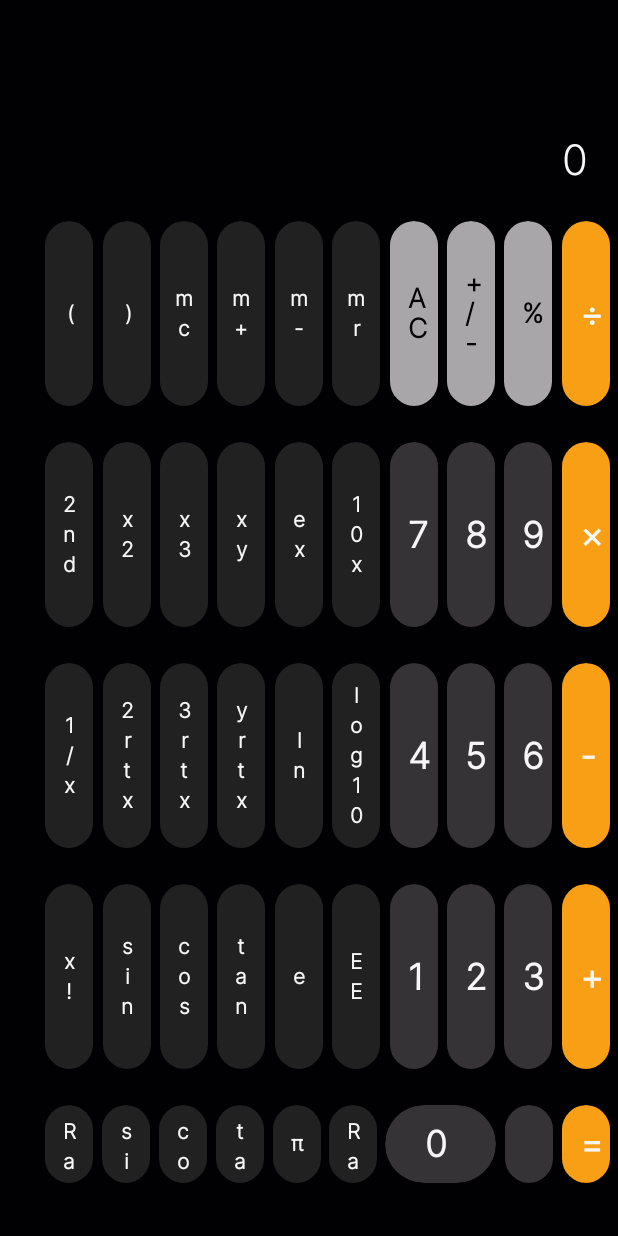
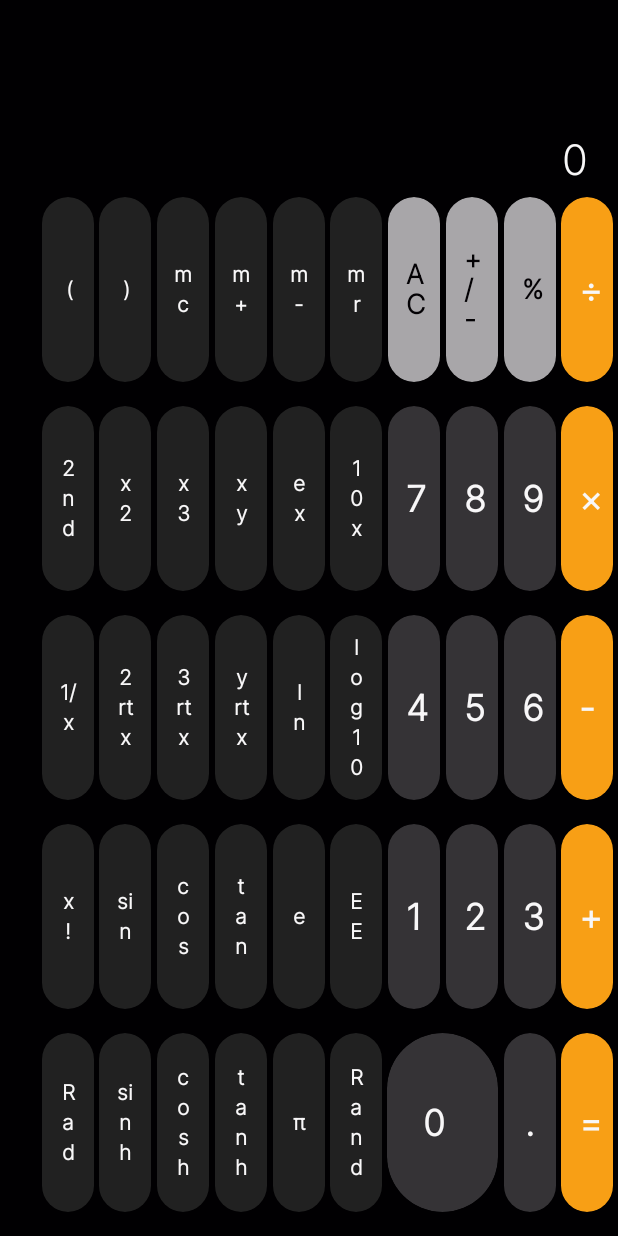
Before and after one commit to PiyushJT/ICalc, an Android app built with Jetpack Compose: the composable HorizontalScreen shown on its own in the app's theme, on a phone screen of 412 x 824 dp. Run offline under Robolectric (Android 15) with nearby library versions, the phone set to English and light mode, and no system bars; our stand-ins replace accompanist.

Commit message:
corrected some UI to make it responsive and readable

```diff
--- a/app/src/main/java/com/piyushjt/icalc/ButtonGroups.kt
+++ b/app/src/main/java/com/piyushjt/icalc/ButtonGroups.kt
@@ -16,120 +16,123 @@ import androidx.compose.ui.unit.dp
 @Composable
 fun HorizontalButtons(
     event: (Event) -> Unit,
-    state: State
+    state: State,
+    screenHeight: Int,
+    screenWidth: Int
 ) {
-    val height = (0.15 * (LocalConfiguration.current.screenHeightDp)).dp
-    val width = (0.08 * (LocalConfiguration.current.screenWidthDp)).dp
-    val widthForZero = (0.18 * (LocalConfiguration.current.screenWidthDp)).dp
+    val buttonHeight = (0.15 * screenHeight).dp
+    val buttonWidth = (0.086 * screenWidth).dp
+    val zeroButtonWidth = (0.18 * screenWidth).dp
+
     Column(
         modifier = Modifier
-            .padding(bottom = (0.0285 * (LocalConfiguration.current.screenHeightDp)).dp),
+            .padding(bottom = (0.01 * screenHeight).dp),
         verticalArrangement = Arrangement.SpaceEvenly,
         horizontalAlignment = Alignment.CenterHorizontally
     ) {
         Row (
             modifier = Modifier
                 .fillMaxWidth()
-                .padding(vertical = (0.0142 * (LocalConfiguration.current.screenHeightDp)).dp),
+                .padding(vertical = (0.01 * screenHeight).dp),
             verticalAlignment = Alignment.CenterVertically,
             horizontalArrangement = Arrangement.SpaceEvenly
         ){
             // Showing text in buttons as needed
-            ScientificButton(event = event, text = "(", height = height, width = width)
-            ScientificButton(event = event, text = ")", height = height, width = width)
-            ScientificButton(event = event, text = "mc", height = height, width = width)
-            ScientificButton(event = event, text = "m+", height = height, width = width)
-            ScientificButton(event = event, text = "m-", height = height, width = width)
-            ScientificButton(event = event, text = "mr", height = height, width = width)
+            ScientificButton(event = event, text = "(", height = buttonHeight, width = buttonWidth)
+            ScientificButton(event = event, text = ")", height = buttonHeight, width = buttonWidth)
+            ScientificButton(event = event, text = "mc", height = buttonHeight, width = buttonWidth)
+            ScientificButton(event = event, text = "m+", height = buttonHeight, width = buttonWidth)
+            ScientificButton(event = event, text = "m-", height = buttonHeight, width = buttonWidth)
+            ScientificButton(event = event, text = "mr", height = buttonHeight, width = buttonWidth)
 
-            OtherButton(event = event, text = if (state.value != "0") "C" else "AC", height = height, width = width, textSize = 18)
+            OtherButton(event = event, text = if (state.value != "0") "C" else "AC", height = buttonHeight, width = buttonWidth, textSize = 18)
 
-            OtherButton(event = event, text = "+/-", height = height, width = width, textSize = 18)
-            OtherButton(event = event, text = "%", height = height, width = width, textSize = 18)
-            OppButton(state = state, event = event, text = "÷", height = height, width = width, textSize = 24)
+            OtherButton(event = event, text = "+/-", height = buttonHeight, width = buttonWidth, textSize = 18)
+            OtherButton(event = event, text = "%", height = buttonHeight, width = buttonWidth, textSize = 18)
+            OppButton(state = state, event = event, text = "÷", height = buttonHeight, width = buttonWidth, textSize = 24)
         }
 
         Row (
             modifier = Modifier
                 .fillMaxWidth()
-                .padding(vertical = (0.0142 * (LocalConfiguration.current.screenHeightDp)).dp),
+                .padding(vertical = (0.01 * screenHeight).dp),
             verticalAlignment = Alignment.CenterVertically,
             horizontalArrangement = Arrangement.SpaceEvenly
         ){
             // Showing text in buttons as needed
-            ScientificButton(event = event, text = "2nd", height = height, width = width)
-            ScientificButton(event = event, text = "x2", height = height, width = width)
-            ScientificButton(event = event, text = "x3", height = height, width = width)
-            ScientificButton(event = event, text = "xy", height = height, width = width)
-            ScientificButton(event = event, text = "ex", height = height, width = width)
-            ScientificButton(event = event, text = "10x", height = height, width = width)
+            ScientificButton(event = event, text = "2nd", height = buttonHeight, width = buttonWidth)
+            ScientificButton(event = event, text = "x2", height = buttonHeight, width = buttonWidth)
+            ScientificButton(event = event, text = "x3", height = buttonHeight, width = buttonWidth)
+            ScientificButton(event = event, text = "xy", height = buttonHeight, width = buttonWidth)
+            ScientificButton(event = event, text = "ex", height = buttonHeight, width = buttonWidth)
+            ScientificButton(event = event, text = "10x", height = buttonHeight, width = buttonWidth)
 
-            NumButton(state = state, event = event, text = "7", height = height, width = width, textSize = 24)
-            NumButton(state = state, event = event, text = "8", height = height, width = width, textSize = 24)
-            NumButton(state = state, event = event, text = "9", height = height, width = width, textSize = 24)
-            OppButton(state = state, event = event, text = "×", height = height, width = width, textSize = 24)
+            NumButton(state = state, event = event, text = "7", height = buttonHeight, width = buttonWidth, textSize = 24)
+            NumButton(state = state, event = event, text = "8", height = buttonHeight, width = buttonWidth, textSize = 24)
+            NumButton(state = state, event = event, text = "9", height = buttonHeight, width = buttonWidth, textSize = 24)
+            OppButton(state = state, event = event, text = "×", height = buttonHeight, width = buttonWidth, textSize = 24)
         }
 
         Row (
             modifier = Modifier
                 .fillMaxWidth()
-                .padding(vertical = (0.0142 * (LocalConfiguration.current.screenHeightDp)).dp),
+                .padding(vertical = (0.01 * screenHeight).dp),
             verticalAlignment = Alignment.CenterVertically,
             horizontalArrangement = Arrangement.SpaceEvenly
         ){
             // Showing text in buttons as needed
-            ScientificButton(event = event, text = "1/x", height = height, width = width)
-            ScientificButton(event = event, text = "2rtx", height = height, width = width)
-            ScientificButton(event = event, text = "3rtx", height = height, width = width)
-            ScientificButton(event = event, text = "yrtx", height = height, width = width)
-            ScientificButton(event = event, text = "ln", height = height, width = width)
-            ScientificButton(event = event, text = "log10", height = height, width = width)
+            ScientificButton(event = event, text = "1/x", height = buttonHeight, width = buttonWidth)
+            ScientificButton(event = event, text = "2rtx", height = buttonHeight, width = buttonWidth)
+            ScientificButton(event = event, text = "3rtx", height = buttonHeight, width = buttonWidth)
+            ScientificButton(event = event, text = "yrtx", height = buttonHeight, width = buttonWidth)
+            ScientificButton(event = event, text = "ln", height = buttonHeight, width = buttonWidth)
+            ScientificButton(event = event, text = "log10", height = buttonHeight, width = buttonWidth)
 
-            NumButton(state = state, event = event, text = "4", height = height, width = width, textSize = 24)
-            NumButton(state = state, event = event, text = "5", height = height, width = width, textSize = 24)
-            NumButton(state = state, event = event, text = "6", height = height, width = width, textSize = 24)
-            OppButton(state = state, event = event, text = "-", height = height, width = width, textSize = 24)
+            NumButton(state = state, event = event, text = "4", height = buttonHeight, width = buttonWidth, textSize = 24)
+            NumButton(state = state, event = event, text = "5", height = buttonHeight, width = buttonWidth, textSize = 24)
+            NumButton(state = state, event = event, text = "6", height = buttonHeight, width = buttonWidth, textSize = 24)
+            OppButton(state = state, event = event, text = "-", height = buttonHeight, width = buttonWidth, textSize = 24)
         }
 
         Row (
             modifier = Modifier
                 .fillMaxWidth()
-                .padding(vertical = (0.0142 * (LocalConfiguration.current.screenHeightDp)).dp),
+                .padding(vertical = (0.01 * screenHeight).dp),
             verticalAlignment = Alignment.CenterVertically,
             horizontalArrangement = Arrangement.SpaceEvenly
         ){
             // Showing text in buttons as needed
-            ScientificButton(event = event, text = "x!", height = height, width = width)
-            ScientificButton(event = event, text = "sin", height = height, width = width)
-            ScientificButton(event = event, text = "cos", height = height, width = width)
-            ScientificButton(event = event, text = "tan", height = height, width = width)
-            ScientificButton(event = event, text = "e", height = height, width = width)
-            ScientificButton(event = event, text = "EE", height = height, width = width)
+            ScientificButton(event = event, text = "x!", height = buttonHeight, width = buttonWidth)
+            ScientificButton(event = event, text = "sin", height = buttonHeight, width = buttonWidth)
+            ScientificButton(event = event, text = "cos", height = buttonHeight, width = buttonWidth)
+            ScientificButton(event = event, text = "tan", height = buttonHeight, width = buttonWidth)
+            ScientificButton(event = event, text = "e", height = buttonHeight, width = buttonWidth)
+            ScientificButton(event = event, text = "EE", height = buttonHeight, width = buttonWidth)
 
-            NumButton(state = state, event = event, text = "1", height = height, width = width, textSize = 24)
-            NumButton(state = state, event = event, text = "2", height = height, width = width, textSize = 24)
-            NumButton(state = state, event = event, text = "3", height = height, width = width, textSize = 24)
-            OppButton(state = state, event = event, text = "+", height = height, width = width, textSize = 24)
+            NumButton(state = state, event = event, text = "1", height = buttonHeight, width = buttonWidth, textSize = 24)
+            NumButton(state = state, event = event, text = "2", height = buttonHeight, width = buttonWidth, textSize = 24)
+            NumButton(state = state, event = event, text = "3", height = buttonHeight, width = buttonWidth, textSize = 24)
+            OppButton(state = state, event = event, text = "+", height = buttonHeight, width = buttonWidth, textSize = 24)
         }
 
         Row (
             modifier = Modifier
                 .fillMaxWidth()
-                .padding(vertical = (0.0142 * (LocalConfiguration.current.screenHeightDp)).dp),
+                .padding(vertical = (0.01 * screenHeight).dp),
             verticalAlignment = Alignment.CenterVertically,
             horizontalArrangement = Arrangement.SpaceEvenly
         ){
             // Showing text in buttons as needed
-            ScientificButton(event = event, text = "Rad", height = height, width = width)
-            ScientificButton(event = event, text = "sinh", height = height, width = width)
-            ScientificButton(event = event, text = "cosh", height = height, width = width)
-            ScientificButton(event = event, text = "tanh", height = height, width = width)
-            ScientificButton(event = event, text = "π", height = height, width = width)
-            ScientificButton(event = event, text = "Rand", height = height, width = width)
+            ScientificButton(event = event, text = "Rad", height = buttonHeight, width = buttonWidth)
+            ScientificButton(event = event, text = "sinh", height = buttonHeight, width = buttonWidth)
+            ScientificButton(event = event, text = "cosh", height = buttonHeight, width = buttonWidth)
+            ScientificButton(event = event, text = "tanh", height = buttonHeight, width = buttonWidth)
+            ScientificButton(event = event, text = "π", height = buttonHeight, width = buttonWidth)
+            ScientificButton(event = event, text = "Rand", height = buttonHeight, width = buttonWidth)
 
-            ZeroButton(state = state, event = event, height = height, width = widthForZero, textSize = 24)
-            DotButton(state = state, event = event, height = height, width = width)
-            OppButton(state = state, event = event, text = "=", height = height, width = width, textSize = 24)
+            ZeroButton(state = state, event = event, height = buttonHeight, width = zeroButtonWidth, textSize = 24)
+            DotButton(state = state, event = event, height = buttonHeight, width = buttonWidth, textSize = 24)
+            OppButton(state = state, event = event, text = "=", height = buttonHeight, width = buttonWidth, textSize = 24)
         }
 
 
@@ -217,7 +220,7 @@ fun VerticalButtons(
         ){
             // Showing text in buttons as needed
             ZeroButton(state = state, event = event, height = heightWidth, width = widthForZero, textSize = 30)
-            DotButton(state = state, event = event, height = heightWidth, width = heightWidth)
+            DotButton(state = state, event = event, height = heightWidth, width = heightWidth, textSize = 30)
             OppButton(state = state, event = event, text = "=", height = heightWidth, width = heightWidth, textSize = 30)
         }
 
--- a/app/src/main/java/com/piyushjt/icalc/Buttons.kt
+++ b/app/src/main/java/com/piyushjt/icalc/Buttons.kt
@@ -41,9 +41,10 @@ fun DotButton(
     event: (Event) -> Unit,
     state: State,
     height : Dp,
-    width : Dp
+    width : Dp,
+    textSize : Int
 ) {
-    Button(
+    TextButton(
         onClick = {
 
             // If equal button was pressed
@@ -89,7 +90,7 @@ fun DotButton(
         Text(
             text = ".",
             color = White,
-            fontSize = 32.sp,
+            fontSize = textSize.sp,
             fontFamily = FontFamily(Font(R.font.inter_light)),
             fontWeight = FontWeight.Bold
         )
@@ -256,7 +257,7 @@ fun ZeroButton(
                 .padding(
                     start =
                     if (textSize == 24)
-                        (0.007 * (LocalConfiguration.current.screenWidthDp)).dp
+                        0.dp
                     else
                         (0.02 * (LocalConfiguration.current.screenWidthDp)).dp
                 ),
--- a/app/src/main/java/com/piyushjt/icalc/CalcScreens.kt
+++ b/app/src/main/java/com/piyushjt/icalc/CalcScreens.kt
@@ -25,22 +25,28 @@ fun HorizontalScreen(
     event: (Event) -> Unit
 ) {
 
-    Log.d("Height", LocalConfiguration.current.screenHeightDp.toString())
-    Log.d("Width", LocalConfiguration.current.screenWidthDp.toString())
+    val screenHeight = LocalConfiguration.current.screenHeightDp
+    val screenWidth = LocalConfiguration.current.screenWidthDp
+
+    Log.d("Height", screenHeight.toString())
+    Log.d("Width", screenWidth.toString())
 
     Column(
         modifier = Modifier
             .fillMaxSize()
             .background(Background)
             .padding(
+                start = state.statusBarSize,
                 bottom = WindowInsets.navigationBars
                     .asPaddingValues()
                     .calculateBottomPadding(),
-                start = state.statusBarSize,
-                end = WindowInsets.navigationBars.asPaddingValues().calculateEndPadding(
-                    LayoutDirection.Ltr
-                )
-            ),
+                end = WindowInsets.navigationBars
+                    .asPaddingValues()
+                    .calculateEndPadding(
+                        LayoutDirection.Ltr
+                    )
+            )
+            .fillMaxSize(),
         verticalArrangement = Arrangement.Bottom
     ) {
 
@@ -48,12 +54,12 @@ fun HorizontalScreen(
         TextValue(
             state = state,
             event = event,
-            height = (0.15 * (LocalConfiguration.current.screenHeightDp)).dp,
+            height = (0.15 * screenHeight).dp,
             textSize = null
         )
 
         // Buttons in grid layout
-        HorizontalButtons(event = event, state = state)
+        HorizontalButtons(event = event, state = state, screenHeight = screenHeight, screenWidth = screenWidth)
     }
 }
 
--- a/app/src/main/java/com/piyushjt/icalc/MainActivity.kt
+++ b/app/src/main/java/com/piyushjt/icalc/MainActivity.kt
@@ -32,7 +32,6 @@ import androidx.compose.ui.text.font.Font
 import androidx.compose.ui.text.font.FontFamily
 import androidx.compose.ui.text.style.BaselineShift
 import androidx.compose.ui.text.withStyle
-import androidx.compose.ui.tooling.preview.Preview
 import androidx.compose.ui.unit.Dp
 import androidx.compose.ui.unit.dp
 import androidx.compose.ui.unit.sp
@@ -97,37 +96,6 @@ class MainActivity : ComponentActivity() {
 }
 
 
-@Preview(
-    showSystemUi = true
-)
-@Composable
-private fun Screen() {
-    val configuration = LocalConfiguration.current
-    val aspectRatio = configuration.screenWidthDp / configuration.screenHeightDp
-
-    // View Model (MVVM)
-    val viewModel = ViewModel()
-    val state by viewModel.state.collectAsState()
-
-
-    if(aspectRatio < 0.8) {
-
-        // Vertical Screen
-        VerticalScreen(
-            state = state,
-            event = viewModel::event
-        )
-    }
-    else {
-        // Horizontal Screen
-        HorizontalScreen(
-            state = state,
-            event = viewModel::event
-        )
-    }
-}
-
-
 // Value Text View
 @SuppressLint("ReturnFromAwaitPointerEventScope")
 @Composable
@@ -144,8 +112,7 @@ fun TextValue(
     Box(
         modifier = Modifier
             .padding(
-                start = 20.dp, end = 20.dp,
-                bottom = (0.0142 * (LocalConfiguration.current.screenHeightDp)).dp
+                horizontal = 20.dp
             )
             .fillMaxWidth()
             .background(Background)
@@ -179,7 +146,7 @@ fun TextValue(
 
             "${state.valueToShow
                 .substring(0, state.valueToShow.indexOf('e') + 1)
-                .replace("e", "x10")}${(state.value.substringAfter('e'))}"
+                .replace("e", "x10")}${(state.valueToShow.substringAfter('e'))}"
 
         } else {
             state.valueToShow
@@ -197,7 +164,7 @@ fun TextValue(
 
                     withStyle(
                         style = SpanStyle(
-                            fontSize = 24.sp,
+                            fontSize = if(textSize == null) 14.sp else 24.sp,
                             baselineShift = BaselineShift.Superscript
                         )
                     ) {
```
